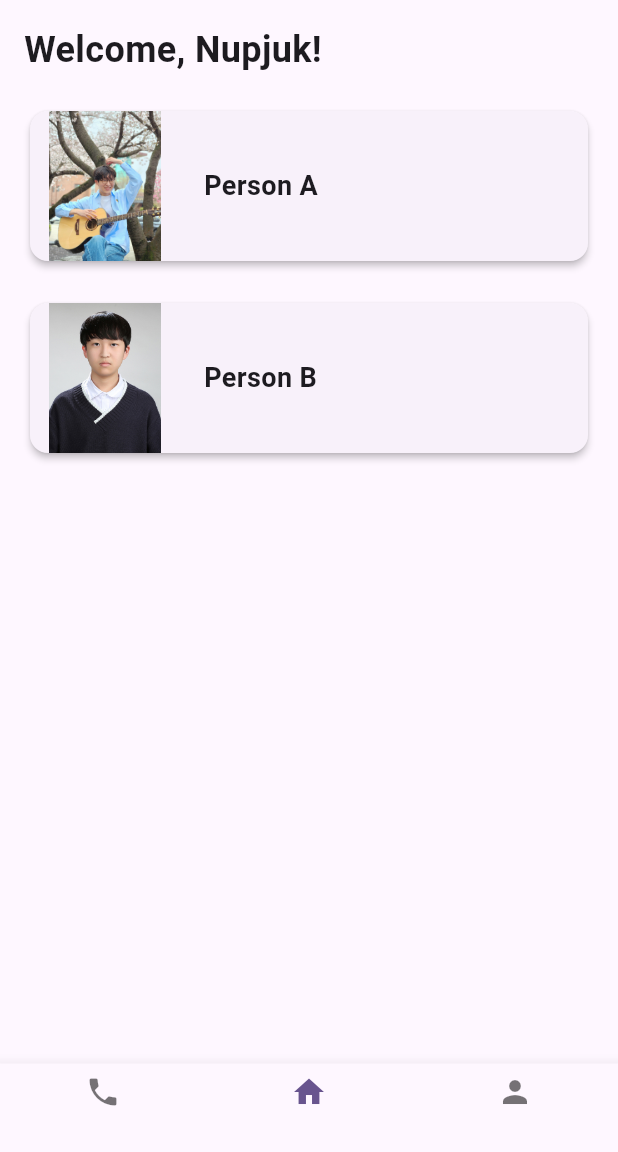
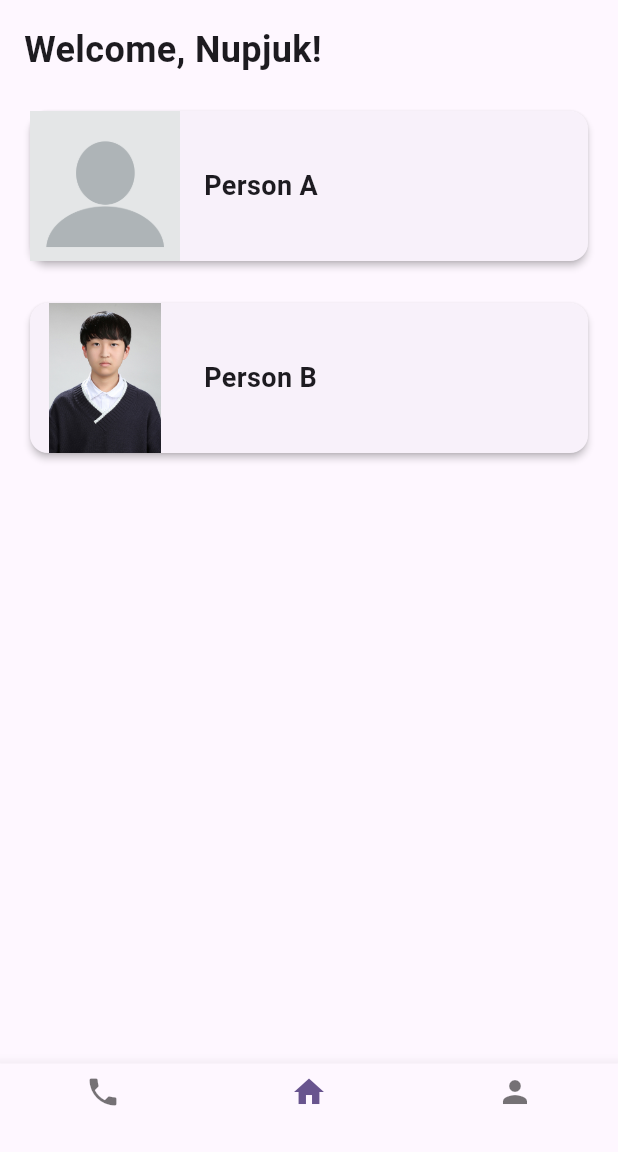
Before and after one commit to inho9899/CS350_24F_TeamProject, a Flutter app: the HomeScreen screen opened directly, on a phone screen of 412 x 824 dp, the part 84-1236 px from its top. Run offline on Flutter 3.47's test engine with Material 3 defaults, Android fonts, the phone set to English and light mode, and no system bars; our stand-ins replace firebase_core, firebase_messaging, fl_chart; accounts and stored records are empty.

```diff
--- a/lib/home_screen.dart
+++ b/lib/home_screen.dart
@@ -158,7 +158,7 @@ class _HomeScreenState extends State<HomeScreen> {
                   child: Row(
                     children: [
                       Image.asset(
-                        'assets/person_a.jpg', // Person A 이미지
+                        'assets/unknown_profile.png', // Person A 이미지
                         width: 100,
                         height: 100,
                       ),
--- a/pubspec.yaml
+++ b/pubspec.yaml
@@ -71,6 +71,7 @@ flutter:
     - assets/heart_icon.png
     - assets/steps_icon.png
     - assets/medicine_icon.png
+    - assets/unknown_profile.png
 
   # To add assets to your application, add an assets section, like this:
   # assets:
```
Also changed, not shown: assets/unknown_profile.png (added).
